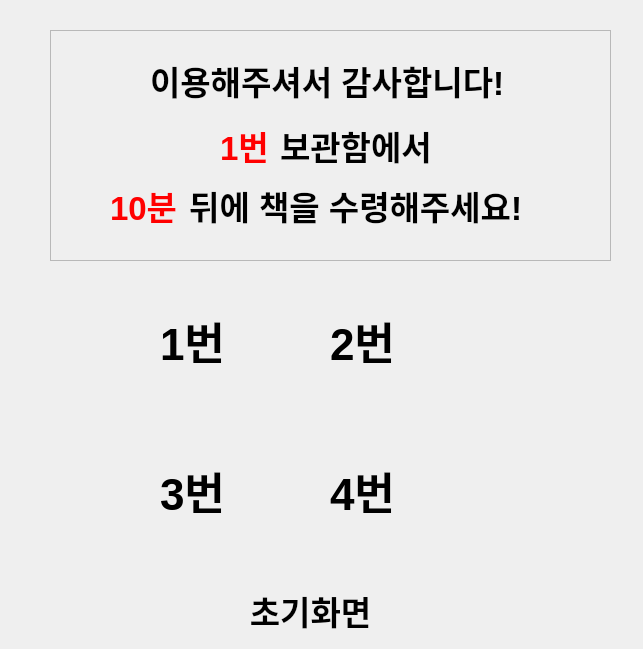
Qt form information_desk/dobbyloan.ui (addinedu-roscamp-7th/roscamp-repo-2) before a commit.
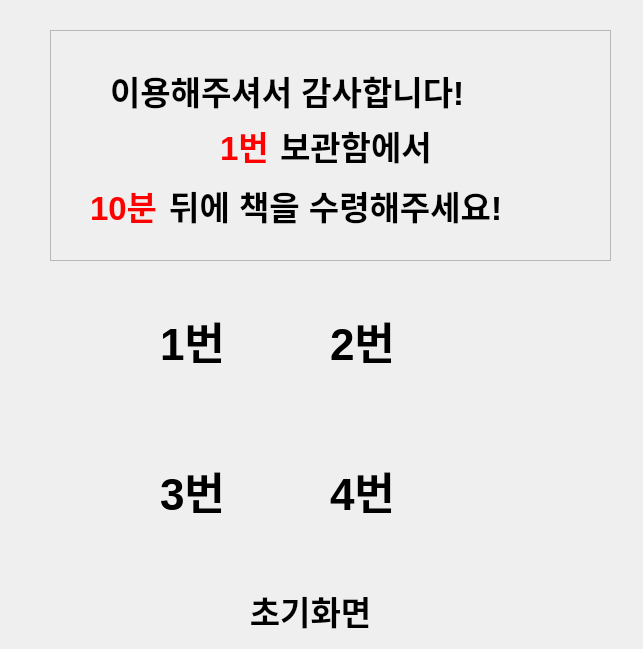
The same form after that commit.

```diff
--- a/information_desk/dobbyloan.ui
+++ b/information_desk/dobbyloan.ui
@@ -31,10 +31,10 @@
    <widget class="QLabel" name="guidL1">
     <property name="geometry">
      <rect>
-      <x>100</x>
+      <x>60</x>
       <y>30</y>
-      <width>371</width>
-      <height>41</height>
+      <width>441</width>
+      <height>61</height>
      </rect>
     </property>
     <property name="font">
@@ -69,7 +69,7 @@
    <widget class="QLabel" name="guidL3">
     <property name="geometry">
      <rect>
-      <x>130</x>
+      <x>110</x>
       <y>150</y>
       <width>401</width>
       <height>51</height>
@@ -110,7 +110,7 @@
    <widget class="QLabel" name="boxTimeL">
     <property name="geometry">
      <rect>
-      <x>60</x>
+      <x>40</x>
       <y>150</y>
       <width>71</width>
       <height>51</height>
```
